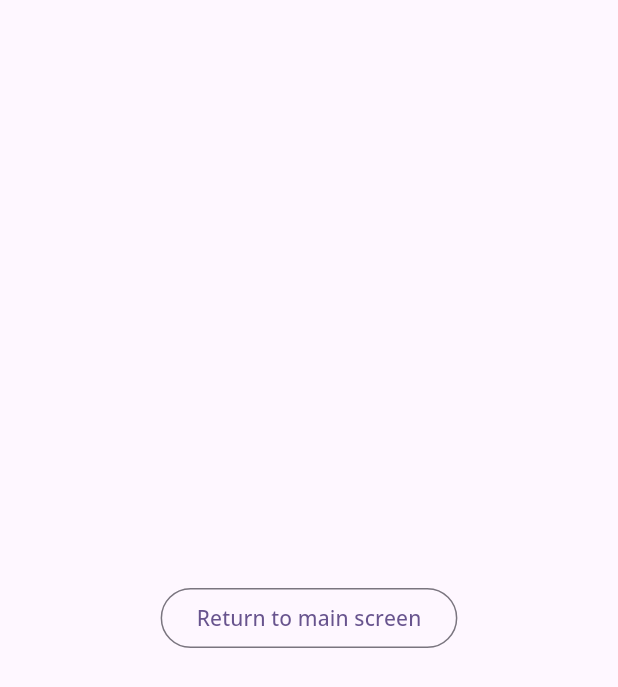
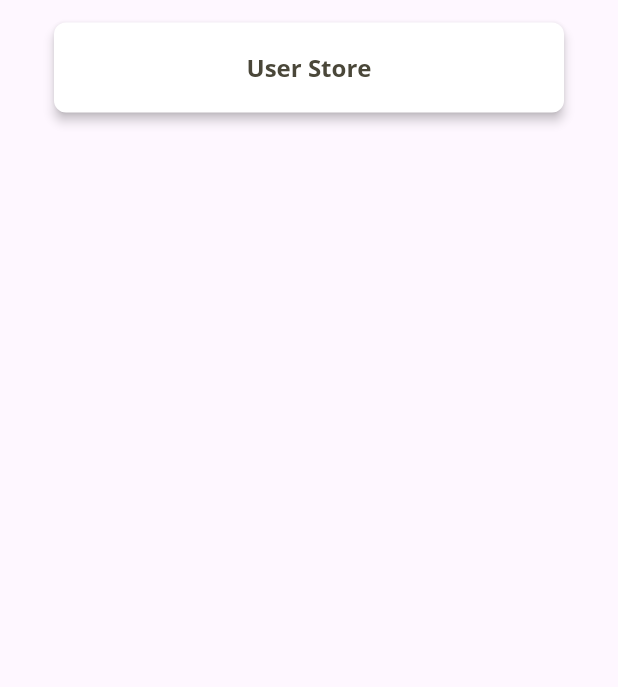
Before and after one commit to BrunaScauri/test-olliefy, a Flutter app: the UserStore widget shown alone on an empty page, opened directly, on a phone screen of 412 x 824 dp. Shown: the top 687 px of the screen. Run offline on Flutter 3.47's test engine with Material 3 defaults, Android fonts, the phone set to English and light mode, and no system bars; our stand-ins replace flutter_svg, google_fonts.

Commit message:
feat: example user posts, stats and store pages

```diff
--- a/lib/screens/profile/user_store.dart
+++ b/lib/screens/profile/user_store.dart
@@ -1,5 +1,9 @@
 import 'package:flutter/material.dart';
+
 import 'package:test_olliefy/utils/colors.dart';
+import 'package:test_olliefy/utils/styles/texts.dart';
+import 'package:test_olliefy/utils/styles/buttons.dart';
+
 import 'package:test_olliefy/screens/main_screen.dart';
 
 class UserStore extends StatefulWidget {
@@ -11,18 +15,38 @@ class _UserStoreState extends State<UserStore> {
   @override
   Widget build(BuildContext context) {
     return Center(
-        child: Container(
-          child: OutlinedButton(
-            onPressed: () {
-              Navigator.of(context).pushReplacement(
-                PageRouteBuilder(
-                  pageBuilder:(context, animation, secondaryAnimation) => MainScreen(),
-                )
-              );
-            },
-            child: Text('Return to main screen')
-          )
+      child: Container(
+        child: Column (
+          children: [
+            Padding(
+            padding: const EdgeInsets.all(15.0),
+              child: Container(
+                constraints: BoxConstraints(maxWidth: 340),
+                child: ElevatedButton(
+                  onPressed: () {
+                  },
+                  style: ButtonStyles.socialsButton(
+                    backgroundColor: AppColors.primaryWhite,
+                  ),
+                  child: Row(
+                    mainAxisAlignment: MainAxisAlignment.center,
+                    children: [
+                      RichText(
+                        text: TextSpan(
+                          style: TextStyles.elevatedButtonText(color: AppColors.primaryGray50),
+                          children: [
+                            TextSpan(text: 'User Store'),
+                          ],
+                        ),
+                      ),
+                    ],
+                  ),
+                ),
+              )
+            ),
+          ]
         )
-      );
+      )
+    );
   }
 }
```
Also changed, not shown: lib/screens/profile/user_posts.dart (added, +56 -0 lines).
